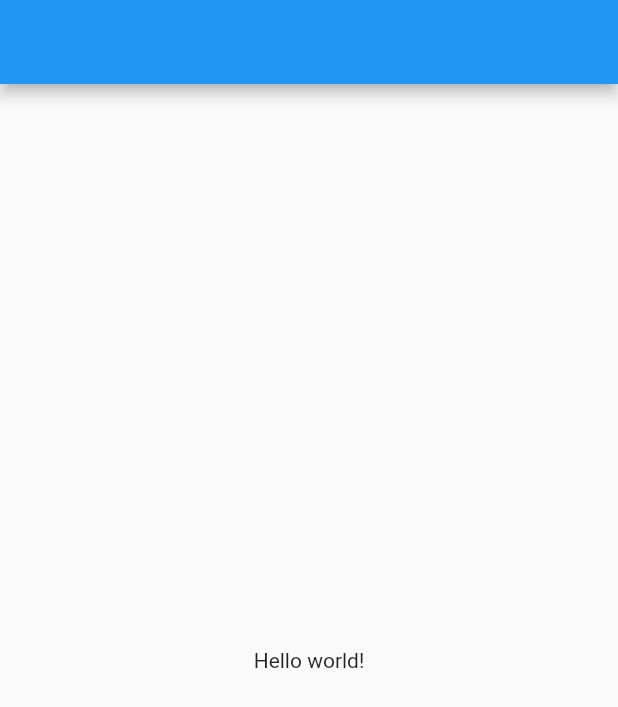
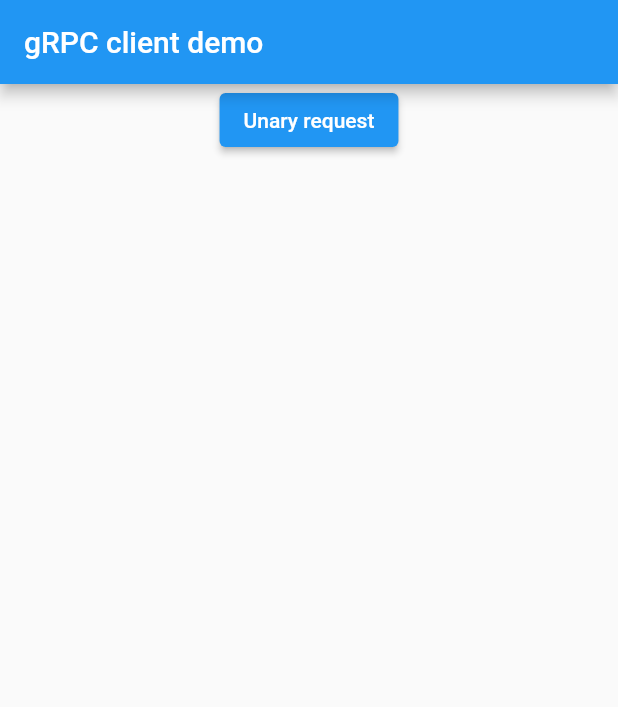
Before and after one commit to devaliakbar/flutter_grpc_client, a Flutter app: the screen it shows after launch, on a phone screen of 412 x 824 dp. Shown: the top 707 px of the screen. Run offline on Flutter 3.47's test engine with Material 2 defaults, Android fonts, the light colour scheme and no system bars; missing offline and left inert: grpc, protobuf.

Commit message:
Unary operation

```diff
--- a/lib/main.dart
+++ b/lib/main.dart
@@ -1,4 +1,5 @@
 import 'package:flutter/material.dart';
+import 'package:flutter_grpc_client/pages/home.dart';
 
 void main() {
   runApp(MyApp());
@@ -9,22 +10,7 @@
   Widget build(BuildContext context) {
     return MaterialApp(
       title: 'Flutter gRPC Client Demo',
-      theme: ThemeData(
-        primarySwatch: Colors.blue,
-      ),
-      home: MyHomePage(),
+      home: Home(),
     );
   }
 }
-
-class MyHomePage extends StatelessWidget {
-  @override
-  Widget build(BuildContext context) {
-    return Scaffold(
-      appBar: AppBar(),
-      body: Center(
-        child: Text("Hello world!"),
-      ),
-    );
-  }
-}
--- /dev/null
+++ b/lib/pages/home.dart
@@ -0,0 +1,30 @@
+import 'package:flutter/material.dart';
+import 'package:flutter_grpc_client/pages/unary.dart';
+
+class Home extends StatelessWidget {
+  @override
+  Widget build(BuildContext context) {
+    return Scaffold(
+      appBar: AppBar(
+        title: Text("gRPC client demo"),
+      ),
+      body: Center(
+        child: Column(
+          children: [
+            ElevatedButton(
+              onPressed: () {
+                Navigator.push(
+                  context,
+                  MaterialPageRoute(
+                    builder: (BuildContext context) => Unary(),
+                  ),
+                );
+              },
+              child: Text("Unary request"),
+            ),
+          ],
+        ),
+      ),
+    );
+  }
+}
```
Also changed, not shown: lib/core/grpc/grpc_client.dart (added, +17 -0 lines), lib/pages/unary.dart (added, +76 -0 lines), lib/core/grpc/generated/greet.pb.dart (added), lib/core/grpc/generated/greet.pbenum.dart, lib/core/grpc/generated/greet.pbgrpc.dart (added), lib/core/grpc/generated/greet.pbjson.dart (added), lib/core/grpc/generated/helloworld.pb.dart (deleted), lib/core/grpc/generated/helloworld.pbgrpc.dart (deleted), lib/core/grpc/generated/helloworld.pbjson.dart (deleted), 4 other files.
